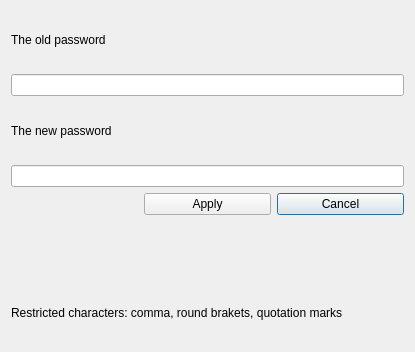
Above: changepassword.ui from Knigan/Qt-Messenger before the change. Below: the same form after it.
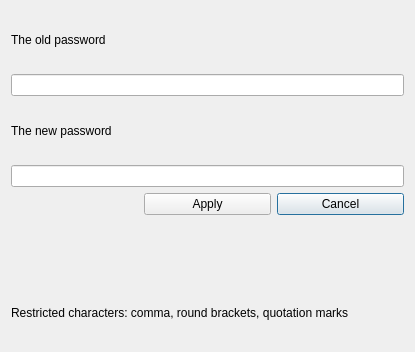
That is the form after the change.

Patch:
```diff
--- a/changepassword.ui
+++ b/changepassword.ui
@@ -66,7 +66,7 @@
    <item row="6" column="0" colspan="3">
     <widget class="QLabel" name="label">
      <property name="text">
-      <string>Restricted characters: comma, round brakets, quotation marks</string>
+      <string>Restricted characters: comma, round brackets, quotation marks</string>
      </property>
     </widget>
    </item>
```
